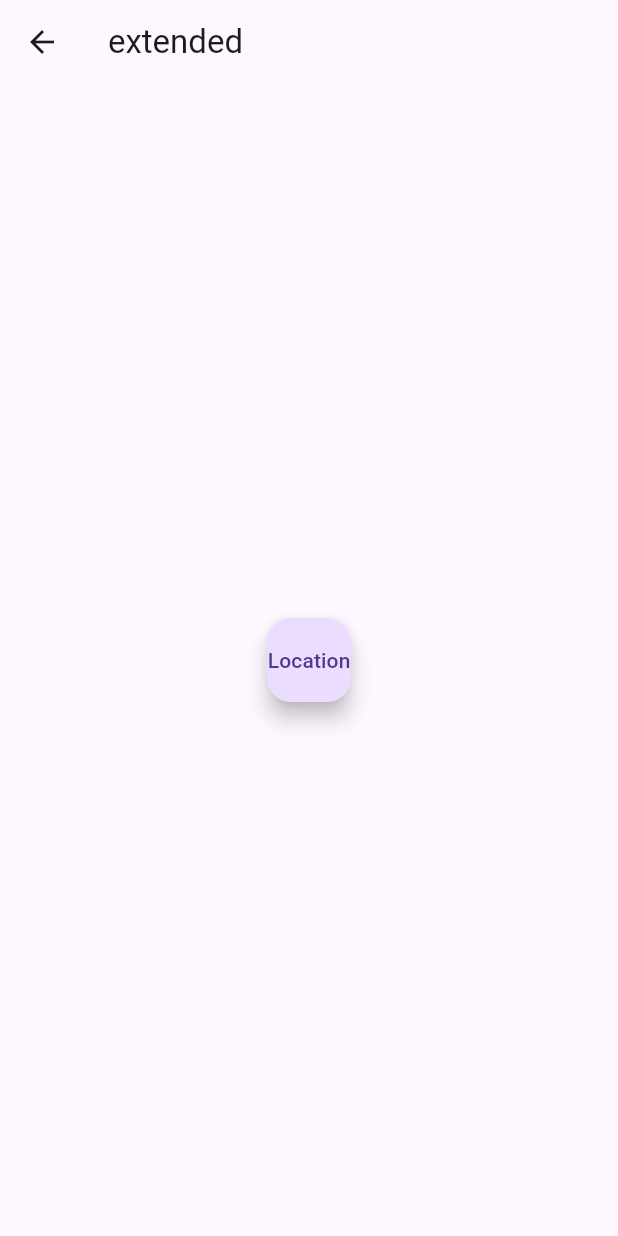
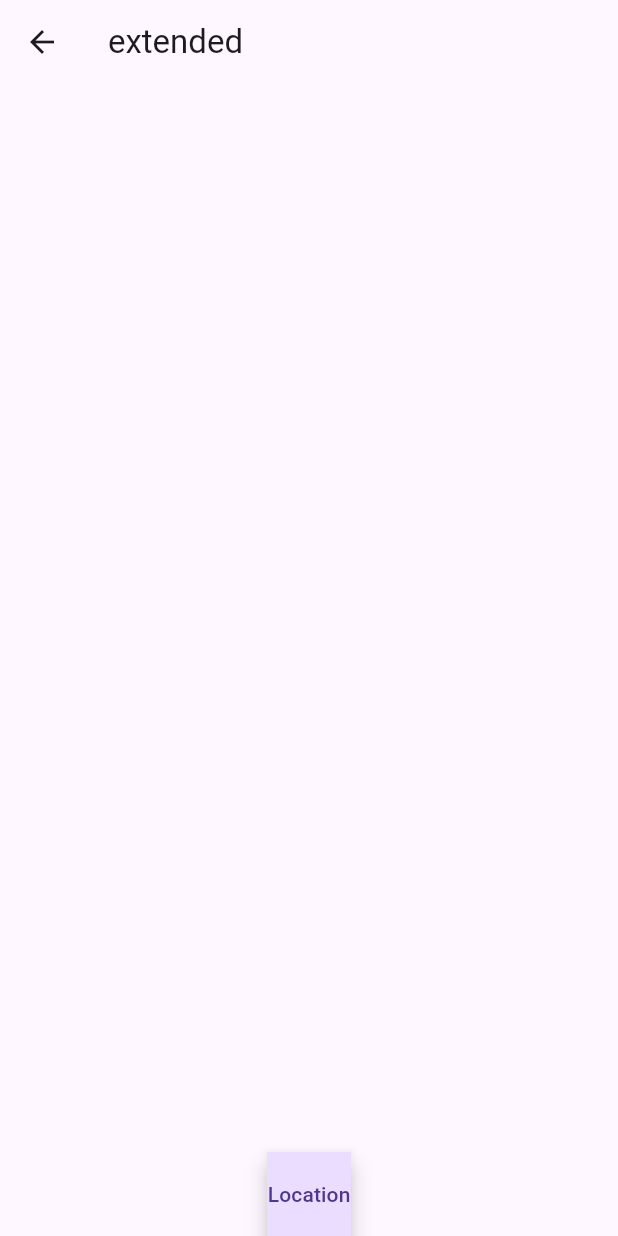
Before and after one commit to dariomadeira/openclima, a Flutter app: the ExtendedWeather screen opened by its route, on a phone screen of 412 x 824 dp. Run offline on Flutter 3.47's test engine with Material 3 defaults, Android fonts, the light colour scheme and no system bars.

Commit message:
cambie de lugar el boton, agregada para q busque lugar

```diff
--- a/lib/screens/extended_weather.dart
+++ b/lib/screens/extended_weather.dart
@@ -9,11 +9,27 @@ class ExtendedWeather extends StatelessWidget {
       appBar: AppBar(
         title: const Text("extended"),
       ),
+
       body: Center(
-        child: FloatingActionButton(
-          onPressed:() => Navigator.pushNamed(context, 'location'),
-          child: const Text('Location'),
-           ),
+        child: Column(
+          mainAxisAlignment: MainAxisAlignment.end,
+          children: [
+
+            FloatingActionButton (
+
+
+
+              shape: const Border.symmetric() ,
+
+              onPressed:() => Navigator.pushNamed(context, 'location'),
+              child: const Text('Location'),
+
+               ),
+
+
+
+          ],
+        ),
       ),
     );
   }
--- a/lib/screens/select_location.dart
+++ b/lib/screens/select_location.dart
@@ -9,6 +9,13 @@ class SelectLocation extends StatelessWidget {
       appBar: AppBar(
         title: const Text("location"),
       ),
+      body: Center(
+        child: Text(toString()),
+
+
+
+      ),
+
     );
   }
 }
```
